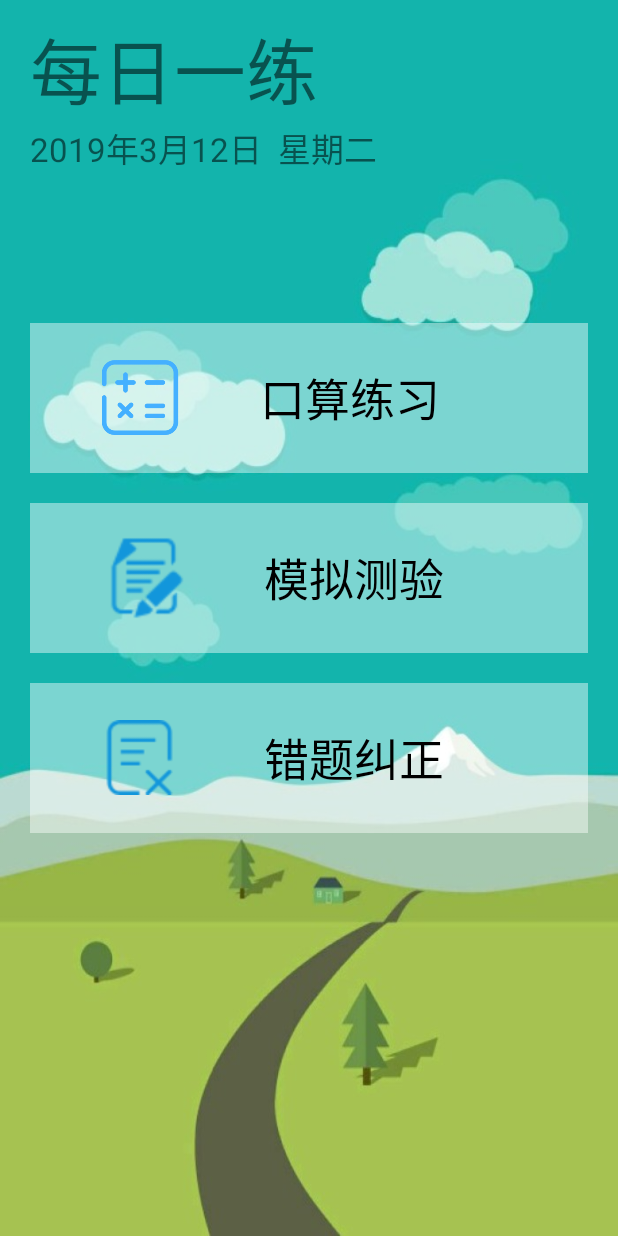
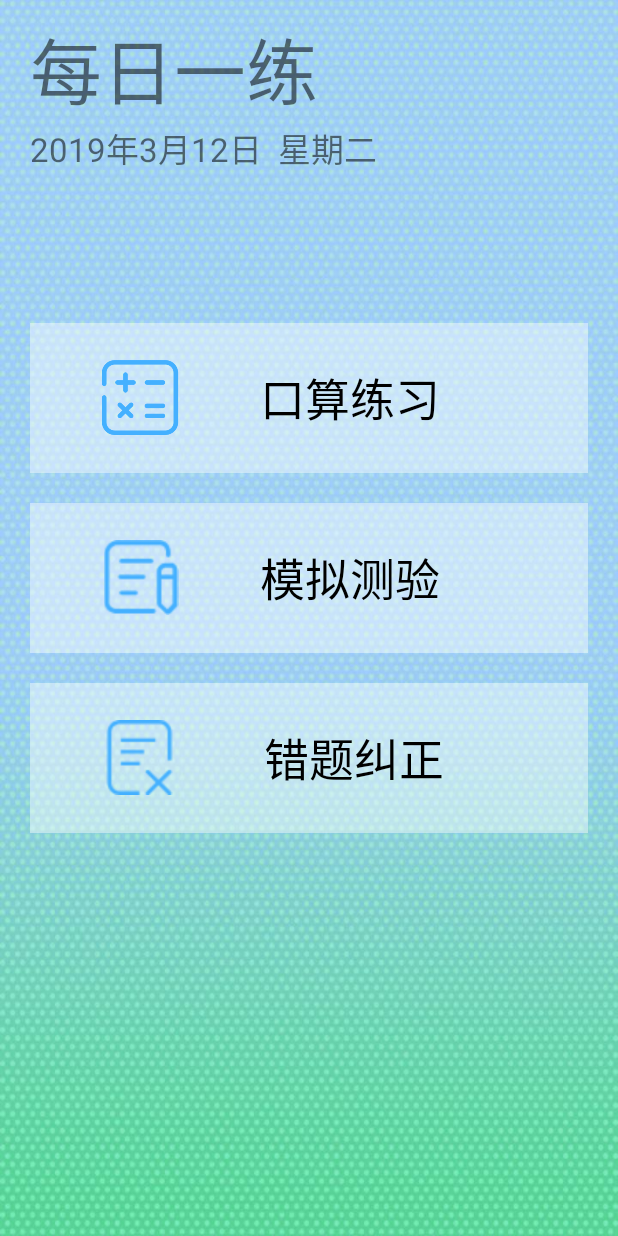
Before and after one commit to Ganjinxiong/715App, an Android app: the screen it shows after launch (MainActivity), on a phone screen of 412 x 824 dp. Run offline under Robolectric (Android 15) with nearby library versions, the phone set to English and light mode, and no system bars.

Commit message:
加了背景3

```diff
--- a/app/src/main/res/layout/activity_main.xml
+++ b/app/src/main/res/layout/activity_main.xml
@@ -4,7 +4,7 @@
     xmlns:tools="http://schemas.android.com/tools"
     android:layout_width="match_parent"
     android:layout_height="match_parent"
-    android:background="@drawable/beijing5"
+    android:background="@drawable/beijing1"
     tools:context="com.example.mrgan.design.MainActivity">
 
 
@@ -133,7 +133,7 @@
 
                 <Button
                     android:id="@+id/button1"
-                    android:layout_width="wrap_content"
+                    android:layout_width="100dp"
                     android:layout_height="50dp"
                     android:layout_marginRight="20dp"
                     android:gravity="center"
@@ -161,16 +161,17 @@
 
                 <ImageView
                     android:id="@+id/imageView3"
-                    android:layout_width="60dp"
-                    android:layout_height="60dp"
+                    android:layout_width="50dp"
+                    android:layout_height="50dp"
                     android:layout_gravity="center"
                     android:layout_weight="1"
-                    app:srcCompat="@drawable/kaoshi1" />
+                    app:srcCompat="@drawable/kaoshi3" />
 
                 <TextView
                     android:id="@+id/textView6"
                     android:layout_width="wrap_content"
                     android:layout_height="match_parent"
+                    android:paddingLeft="5dp"
                     android:layout_weight="1"
                     android:gravity="center_vertical"
                     android:text="模拟测验"
@@ -199,7 +200,7 @@
                     android:layout_height="50dp"
                     android:layout_gravity="center"
                     android:layout_weight="1"
-                    app:srcCompat="@drawable/cuoti2" />
+                    app:srcCompat="@drawable/cuoti1" />
 
                 <TextView
                     android:id="@+id/textView4"
--- a/app/src/main/res/layout/activity_practice.xml
+++ b/app/src/main/res/layout/activity_practice.xml
@@ -70,7 +70,7 @@
         <LinearLayout
             android:layout_width="match_parent"
             android:layout_height="160dp"
-            android:layout_marginTop="10dp"
+            android:layout_marginTop="8dp"
             android:paddingLeft="30dp"
             android:background="#8087DEFA"
             android:gravity="center"
@@ -107,7 +107,7 @@
             android:id="@+id/next"
             android:layout_width="wrap_content"
             android:layout_height="wrap_content"
-            android:layout_marginTop="10sp"
+            android:layout_marginTop="8sp"
             android:layout_gravity="center"
             android:text="7+8=?"
             android:textSize="40sp"
```
Also changed, not shown: app/src/main/res/drawable/cuoti1.png, app/src/main/res/drawable/kaoshi2.png (added), app/src/main/res/drawable/kaoshi3.png (added).
